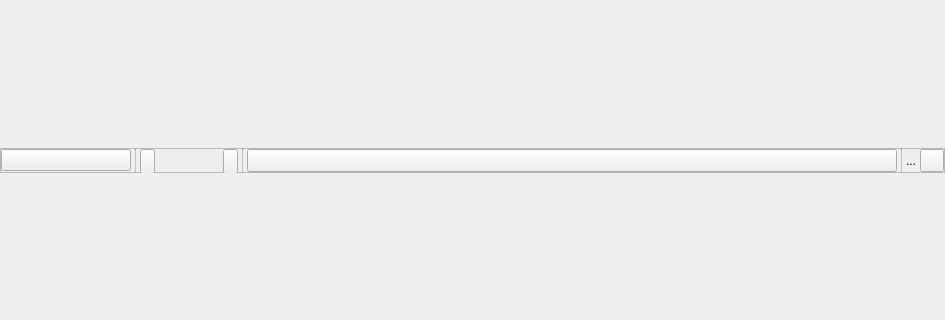
Old version of the form library/tulip-gui/designer/WorkspacePanel.ui in the repository vadivelselvaraj/TulipGLImprovement; both pictures show x 0 to 945 and y 138 to 458 of the 945 by 597 pixel window.
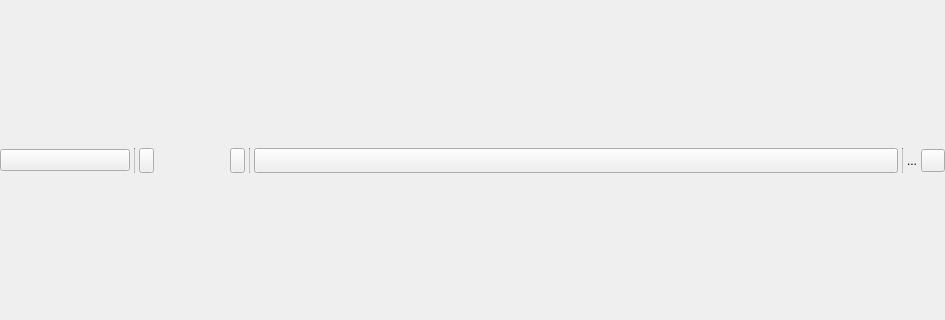
New version of the form. Icons and pictures are not drawn. Custom widgets are drawn as their Qt base class.

```diff
--- a/library/tulip-gui/designer/WorkspacePanel.ui
+++ b/library/tulip-gui/designer/WorkspacePanel.ui
@@ -100,12 +100,6 @@
 border: 1px solid #C9C9C9;
 }</string>
      </property>
-     <property name="frameShape">
-      <enum>QFrame::StyledPanel</enum>
-     </property>
-     <property name="frameShadow">
-      <enum>QFrame::Raised</enum>
-     </property>
      <property name="header" stdset="0">
       <bool>true</bool>
      </property>
@@ -174,11 +168,6 @@
        </widget>
       </item>
       <item>
-       <layout class="QHBoxLayout" name="interactorsLayout">
-        <property name="spacing">
-         <number>0</number>
-        </property>
-        <item>
          <widget class="QPushButton" name="interactorsLeft">
           <property name="minimumSize">
            <size>
@@ -206,9 +195,24 @@
             <verstretch>0</verstretch>
            </sizepolicy>
           </property>
+        <property name="minimumSize">
+         <size>
+          <width>0</width>
+          <height>25</height>
+         </size>
+        </property>
+        <property name="maximumSize">
+         <size>
+          <width>16777215</width>
+          <height>25</height>
+         </size>
+        </property>
           <property name="frameShape">
            <enum>QFrame::NoFrame</enum>
           </property>
+        <property name="frameShadow">
+         <enum>QFrame::Plain</enum>
+        </property>
           <property name="verticalScrollBarPolicy">
            <enum>Qt::ScrollBarAlwaysOff</enum>
           </property>
@@ -223,10 +227,16 @@
             <rect>
              <x>0</x>
              <y>0</y>
-             <width>69</width>
-             <height>23</height>
-            </rect>
-           </property>
+           <width>76</width>
+           <height>25</height>
+          </rect>
+         </property>
+         <property name="minimumSize">
+          <size>
+           <width>0</width>
+           <height>25</height>
+          </size>
+         </property>
           </widget>
          </widget>
         </item>
@@ -250,8 +260,6 @@
           </property>
          </widget>
         </item>
-       </layout>
-      </item>
       <item>
        <widget class="Line" name="sep2">
         <property name="maximumSize">
```
Left out of the diff: 2 changed lines with no effect on the pictures. Lines whose indentation alone changed are shown as unchanged.
